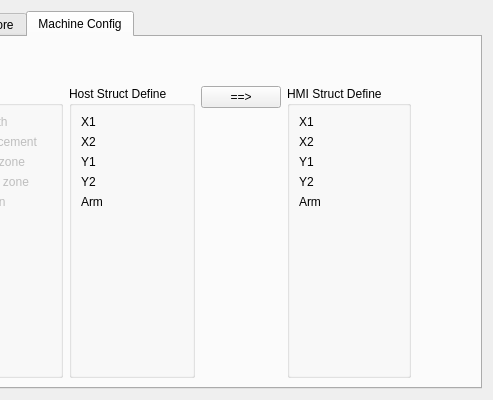
Qt form hcsettings/ichcsystemsettingsframe.ui (GaussCheng/2-5AxisPunch) before a commit; both pictures show x 440 to 933 and y 0 to 400 of the 933 by 400 pixel window.
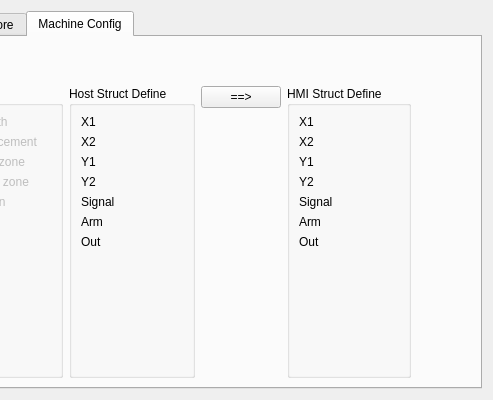
The same form after that commit. Icons and pictures are not drawn. Custom widgets are drawn as their Qt base class.

```diff
--- a/hcsettings/ichcsystemsettingsframe.ui
+++ b/hcsettings/ichcsystemsettingsframe.ui
@@ -1073,17 +1073,45 @@
             <item row="4" column="0">
              <widget class="QLabel" name="label_28">
               <property name="text">
-               <string>Arm</string>
+               <string>Signal</string>
               </property>
              </widget>
             </item>
             <item row="4" column="1">
+             <widget class="QLabel" name="hostSignal">
+              <property name="text">
+               <string/>
+              </property>
+             </widget>
+            </item>
+            <item row="5" column="0">
+             <widget class="QLabel" name="label_29">
+              <property name="text">
+               <string>Arm</string>
+              </property>
+             </widget>
+            </item>
+            <item row="5" column="1">
              <widget class="QLabel" name="hostArm">
               <property name="text">
                <string/>
               </property>
              </widget>
             </item>
+            <item row="6" column="0">
+             <widget class="QLabel" name="label_30">
+              <property name="text">
+               <string>Out</string>
+              </property>
+             </widget>
+            </item>
+            <item row="6" column="1">
+             <widget class="QLabel" name="hostOut">
+              <property name="text">
+               <string/>
+              </property>
+             </widget>
+            </item>
            </layout>
           </widget>
          </item>
@@ -1179,17 +1207,45 @@
             <item row="4" column="0">
              <widget class="QLabel" name="label_13">
               <property name="text">
-               <string>Arm</string>
+               <string>Signal</string>
               </property>
              </widget>
             </item>
             <item row="4" column="1">
+             <widget class="QLabel" name="hmiSignal">
+              <property name="text">
+               <string/>
+              </property>
+             </widget>
+            </item>
+            <item row="5" column="0">
+             <widget class="QLabel" name="label_16">
+              <property name="text">
+               <string>Arm</string>
+              </property>
+             </widget>
+            </item>
+            <item row="5" column="1">
              <widget class="QLabel" name="hmiArm">
               <property name="text">
                <string/>
               </property>
              </widget>
             </item>
+            <item row="6" column="0">
+             <widget class="QLabel" name="label_17">
+              <property name="text">
+               <string>Out</string>
+              </property>
+             </widget>
+            </item>
+            <item row="6" column="1">
+             <widget class="QLabel" name="hmiOut">
+              <property name="text">
+               <string/>
+              </property>
+             </widget>
+            </item>
            </layout>
           </widget>
          </item>
@@ -1215,17 +1271,17 @@
   </layout>
  </widget>
  <customwidgets>
+  <customwidget>
+   <class>ICLineEditWithVirtualNumericKeypad</class>
+   <extends>QLineEdit</extends>
+   <header>iclineeditwithvirtualnumerickeypad.h</header>
+  </customwidget>
   <customwidget>
    <class>ICPageTab</class>
    <extends>QWidget</extends>
    <header>icpagetab.h</header>
    <container>1</container>
   </customwidget>
-  <customwidget>
-   <class>ICLineEditWithVirtualNumericKeypad</class>
-   <extends>QLineEdit</extends>
-   <header>iclineeditwithvirtualnumerickeypad.h</header>
-  </customwidget>
   <customwidget>
    <class>ICLineEditWithVirtualKeyboard</class>
    <extends>QLineEdit</extends>
```
